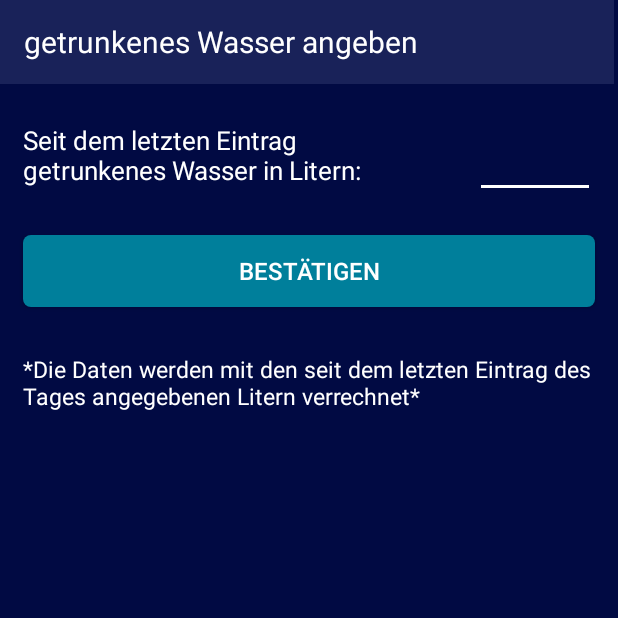
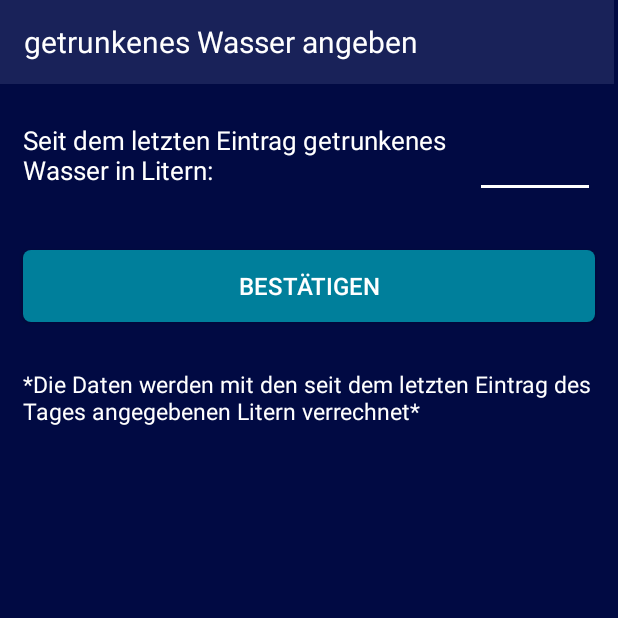
Before and after one commit to Marvintschi/mySmartNutrition, an Android app: the AddDrunkWater screen opened directly, with no data from a screen before it, on a phone screen of 412 x 824 dp, the top half of it. Run offline under Robolectric (Android 15) with nearby library versions, the phone set to English and light mode, and no system bars; our stand-ins replace Volley; network calls fail.

Commit message:
small changes on layout and get "brand" fixed

```diff
--- a/app/src/main/java/com/example/mysmartnutrition/AddProductDetails.java
+++ b/app/src/main/java/com/example/mysmartnutrition/AddProductDetails.java
@@ -137,7 +137,7 @@ public class AddProductDetails extends AppCompatActivity {
                         sources = new JSONArray(product.getJSONObject("sources"));
                         System.out.print(sources);
                         hersteller = sources.getJSONObject(0).toString();*/
-                        hersteller = product.getString("owner");
+                        hersteller = product.getString("brands");
                         hersteller = hersteller.replace("org-", "");
                         hersteller = hersteller.replace("-", " ");
 
--- a/app/src/main/res/layout/activity_add_drunk_water.xml
+++ b/app/src/main/res/layout/activity_add_drunk_water.xml
@@ -35,7 +35,7 @@
 
     <LinearLayout
         android:layout_width="match_parent"
-        android:layout_height="70dp"
+        android:layout_height="80dp"
         android:layout_marginHorizontal="15dp"
         android:layout_marginTop="15dp"
         android:orientation="horizontal">
@@ -44,7 +44,7 @@
             android:id="@+id/textView2"
             android:layout_width="wrap_content"
             android:layout_height="wrap_content"
-            android:layout_marginRight="10dp"
+            android:layout_marginRight="5dp"
             android:layout_weight="1"
             android:text="Seit dem letzten Eintrag getrunkenes Wasser in Litern:"
             android:textColor="#FFFFFF"
@@ -54,14 +54,14 @@
             android:id="@+id/editText_drunk_water"
             android:layout_width="wrap_content"
             android:layout_height="wrap_content"
-            android:layout_marginLeft="10dp"
+            android:layout_marginLeft="5dp"
             android:layout_marginTop="16dp"
             android:backgroundTint="#FFFFFF"
             android:ems="4"
             android:inputType="numberDecimal"
+            android:text=""
             android:textColor="#FFFFFF"
-            android:textSize="17sp"
-            android:text=""/>
+            android:textSize="17sp" />
 
     </LinearLayout>
 
```
Also changed, not shown: app/src/main/res/layout/activity_main.xml (+7 -7 lines).
